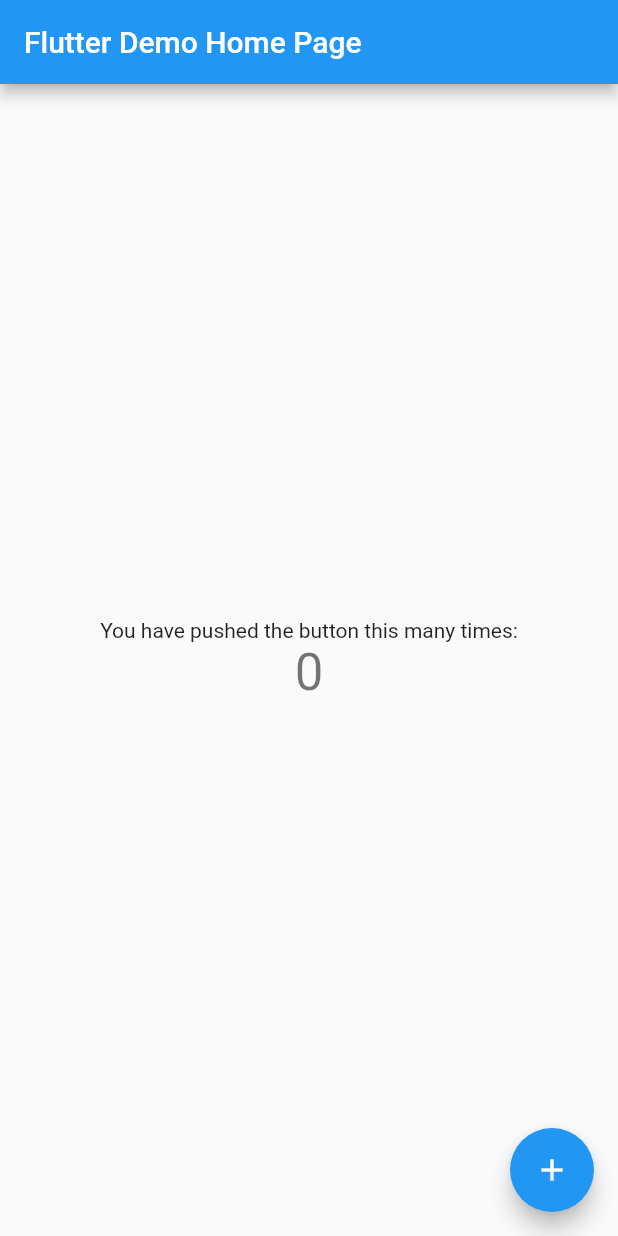
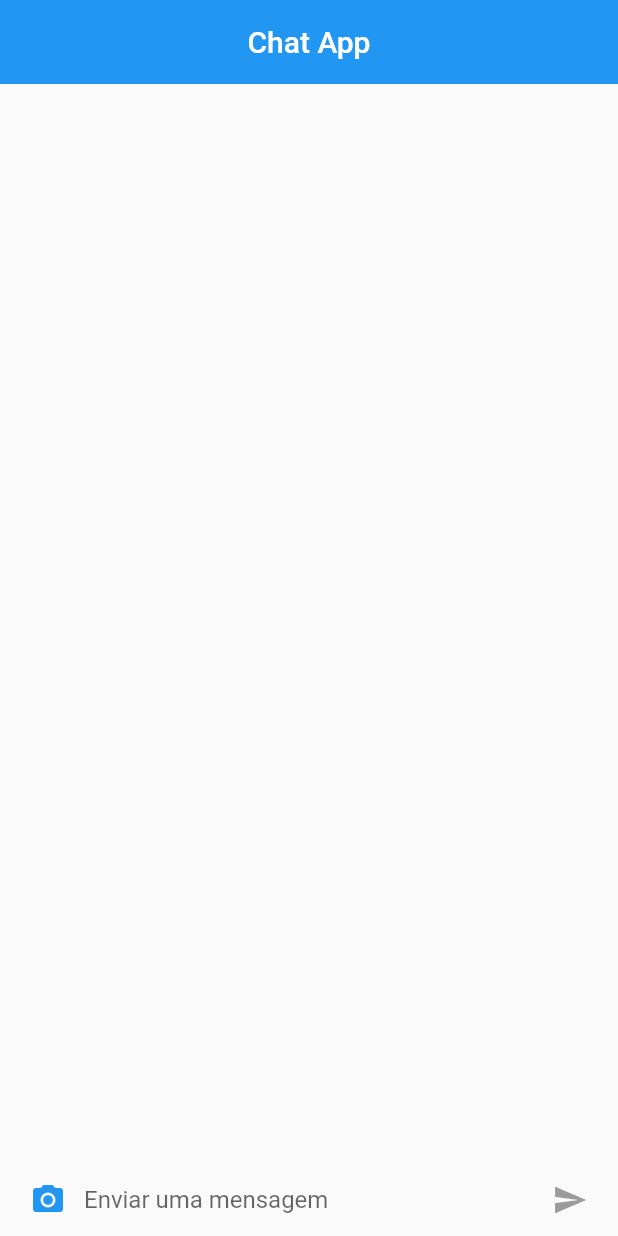
Before and after one commit to williancm812/Chat-Online-Firebase, a Flutter app: the screen it shows after launch, on a phone screen of 412 x 824 dp. Run offline on Flutter 3.47's test engine with Material 2 defaults, Android fonts, the phone set to English and light mode, and no system bars; our stand-ins replace cloud_firestore, firebase_auth, firebase_core, firebase_storage, google_sign_in, image_picker; accounts and stored records are empty.

Commit message:
Second commit

```diff
--- /dev/null
+++ b/lib/TextComposer.dart
@@ -0,0 +1,72 @@
+import 'dart:io';
+
+import 'package:flutter/cupertino.dart';
+import 'package:flutter/material.dart';
+import 'package:image_picker/image_picker.dart';
+
+class TextComposer extends StatefulWidget {
+  final Function({String text, PickedFile imgFile}) sendMessage;
+
+  const TextComposer({this.sendMessage});
+
+  @override
+  _TextComposerState createState() => _TextComposerState();
+}
+
+class _TextComposerState extends State<TextComposer> {
+  bool _isComposing = false;
+
+  final TextEditingController _controller = TextEditingController();
+
+  void _reset() {
+    _controller.clear();
+    setState(() {
+      _isComposing = false;
+    });
+  }
+
+  @override
+  Widget build(BuildContext context) {
+    return Container(
+      margin: const EdgeInsets.symmetric(horizontal: 8),
+      child: Row(
+        children: [
+          IconButton(
+            icon: Icon(Icons.photo_camera),
+            onPressed: () async {
+              final PickedFile imgFile = await ImagePicker().getImage(source: ImageSource.gallery);
+              if (imgFile == null) return;
+              widget.sendMessage(imgFile:imgFile);
+            },
+          ),
+          Expanded(
+            child: TextField(
+              controller: _controller,
+              decoration: InputDecoration.collapsed(
+                hintText: "Enviar uma mensagem",
+              ),
+              onChanged: (text) {
+                setState(() {
+                  _isComposing = text.isNotEmpty;
+                });
+              },
+              onSubmitted: (text) {
+                widget.sendMessage(text: text);
+                _reset();
+              },
+            ),
+          ),
+          IconButton(
+            icon: Icon(Icons.send),
+            onPressed: _isComposing
+                ? () {
+                    widget.sendMessage(text: _controller.text);
+                    _reset();
+                  }
+                : null,
+          ),
+        ],
+      ),
+    );
+  }
+}
--- /dev/null
+++ b/lib/chat_screen.dart
@@ -0,0 +1,159 @@
+import 'dart:io';
+
+import 'package:chat_online_firebase/TextComposer.dart';
+import 'package:chat_online_firebase/chat_message.dart';
+import 'package:cloud_firestore/cloud_firestore.dart';
+import 'package:firebase_auth/firebase_auth.dart';
+import 'package:firebase_storage/firebase_storage.dart';
+import 'package:flutter/material.dart';
+import 'package:google_sign_in/google_sign_in.dart';
+import 'package:image_picker/image_picker.dart';
+
+class ChatScreen extends StatefulWidget {
+  @override
+  _ChatScreenState createState() => _ChatScreenState();
+}
+
+class _ChatScreenState extends State<ChatScreen> {
+  final GoogleSignIn googleSignIn = GoogleSignIn();
+  final GlobalKey<ScaffoldState> _scaffoldKey = GlobalKey<ScaffoldState>();
+  User _currentUser;
+
+  bool _isLoading = false;
+
+  @override
+  void initState() {
+    super.initState();
+    FirebaseAuth.instance.onAuthStateChanged.listen((user) {
+      _currentUser = user;
+    });
+  }
+
+  Future<User> _getUser() async {
+    if (_currentUser != null) return _currentUser;
+    try {
+      final GoogleSignInAccount googleSignInAccount = await googleSignIn.signIn();
+      final GoogleSignInAuthentication googleSignInAuthentication = await googleSignInAccount.authentication;
+
+      final AuthCredential authCredential = GoogleAuthProvider.credential(
+        idToken: googleSignInAuthentication.idToken,
+        accessToken: googleSignInAuthentication.accessToken,
+      );
+
+      UserCredential userCredential = await FirebaseAuth.instance.signInWithCredential(authCredential);
+      setState(() {
+        _currentUser = userCredential.user;
+      });
+      return _currentUser;
+    } catch (error) {
+      return null;
+    }
+  }
+
+  void _sendMessage({String text, PickedFile imgFile}) async {
+    final User user = await _getUser();
+
+    if (user == null) {
+      _scaffoldKey.currentState.showSnackBar(
+        SnackBar(
+          content: Text("Não foi possível fazer o login. Tente novamente!"),
+          backgroundColor: Colors.red,
+        ),
+      );
+      return;
+    }
+
+    Map<String, dynamic> data = {
+      'uid': user.uid,
+      'senderName': user.displayName,
+      'senderPhotoUrl': user.photoURL,
+      'time': Timestamp.now(),
+    };
+
+    if (imgFile != null) {
+      UploadTask task = FirebaseStorage.instance
+          .ref()
+          .child(_currentUser.uid)
+          .child(DateTime.now().millisecondsSinceEpoch.toString())
+          .putFile(File(imgFile.path));
+
+      setState(() {
+        _isLoading = true;
+      });
+      TaskSnapshot taskSnapshot = await task.whenComplete(() => null);
+      String url = await taskSnapshot.ref.getDownloadURL();
+      data['imageUrl'] = url;
+
+      setState(() {
+        _isLoading = false;
+      });
+    } else {
+      data['imageUrl'] = null;
+    }
+
+    if (text != null) {
+      data['text'] = text;
+    }
+    FirebaseFirestore.instance.collection("messages").add(data);
+  }
+
+  @override
+  Widget build(BuildContext context) {
+    return Scaffold(
+      key: _scaffoldKey,
+      appBar: AppBar(
+        title: Text(
+          _currentUser != null ? "Olá ${_currentUser.displayName}" : "Chat App",
+        ),
+        centerTitle: true,
+        elevation: 0,
+        actions: [
+          _currentUser != null
+              ? IconButton(
+                  icon: Icon(Icons.exit_to_app),
+                  onPressed: () {
+                    FirebaseAuth.instance.signOut();
+                    googleSignIn.signOut();
+                    setState(() {});
+                    _scaffoldKey.currentState.showSnackBar(
+                      SnackBar(
+                        content: Text("Você saiu com sucesso!"),
+                      ),
+                    );
+                  },
+                )
+              : const SizedBox.shrink(),
+        ],
+      ),
+      body: Column(
+        children: [
+          Expanded(
+            child: StreamBuilder<QuerySnapshot>(
+              stream: FirebaseFirestore.instance.collection("messages").orderBy('time').snapshots(),
+              builder: (context, snapshot) {
+                switch (snapshot.connectionState) {
+                  case ConnectionState.none:
+                  case ConnectionState.waiting:
+                    return Center(child: CircularProgressIndicator());
+                  default:
+                    List<DocumentSnapshot> documents = snapshot.data.docs.reversed.toList();
+                    return ListView.builder(
+                        itemCount: documents.length,
+                        reverse: true,
+                        itemBuilder: (_, index) {
+                          return ChatMessage(
+                            documents[index].data(),
+                            _currentUser?.uid == documents[index].data()['uid'] ?? false,
+                          );
+                        });
+                }
+              },
+            ),
+          ),
+          _isLoading ? LinearProgressIndicator() : const SizedBox.shrink(),
+          TextComposer(sendMessage: _sendMessage),
+        ],
+      ),
+    );
+  }
+}
--- a/lib/main.dart
+++ b/lib/main.dart
@@ -1,117 +1,27 @@
+import 'package:chat_online_firebase/chat_screen.dart';
+import 'package:firebase_core/firebase_core.dart';
 import 'package:flutter/material.dart';
 
 void main() {
-  runApp(MyApp());
+  WidgetsFlutterBinding.ensureInitialized();
+  Firebase.initializeApp().then((value) {
+    runApp(MyApp());
+  });
 }
 
 class MyApp extends StatelessWidget {
-  // This widget is the root of your application.
   @override
   Widget build(BuildContext context) {
     return MaterialApp(
       title: 'Flutter Demo',
       theme: ThemeData(
-        // This is the theme of your application.
-        //
-        // Try running your application with "flutter run". You'll see the
-        // application has a blue toolbar. Then, without quitting the app, try
-        // changing the primarySwatch below to Colors.green and then invoke
-        // "hot reload" (press "r" in the console where you ran "flutter run",
-        // or simply save your changes to "hot reload" in a Flutter IDE).
-        // Notice that the counter didn't reset back to zero; the application
-        // is not restarted.
         primarySwatch: Colors.blue,
-        // This makes the visual density adapt to the platform that you run
-        // the app on. For desktop platforms, the controls will be smaller and
-        // closer together (more dense) than on mobile platforms.
         visualDensity: VisualDensity.adaptivePlatformDensity,
+        iconTheme: IconThemeData(
+          color: Colors.blue
+        )
       ),
-      home: MyHomePage(title: 'Flutter Demo Home Page'),
+      home: ChatScreen(),
     );
   }
 }
-
-class MyHomePage extends StatefulWidget {
-  MyHomePage({Key key, this.title}) : super(key: key);
-
-  // This widget is the home page of your application. It is stateful, meaning
-  // that it has a State object (defined below) that contains fields that affect
-  // how it looks.
-
-  // This class is the configuration for the state. It holds the values (in this
-  // case the title) provided by the parent (in this case the App widget) and
-  // used by the build method of the State. Fields in a Widget subclass are
-  // always marked "final".
-
-  final String title;
-
-  @override
-  _MyHomePageState createState() => _MyHomePageState();
-}
-
-class _MyHomePageState extends State<MyHomePage> {
-  int _counter = 0;
-
-  void _incrementCounter() {
-    setState(() {
-      // This call to setState tells the Flutter framework that something has
-      // changed in this State, which causes it to rerun the build method below
-      // so that the display can reflect the updated values. If we changed
-      // _counter without calling setState(), then the build method would not be
-      // called again, and so nothing would appear to happen.
-      _counter++;
-    });
-  }
-
-  @override
-  Widget build(BuildContext context) {
-    // This method is rerun every time setState is called, for instance as done
-    // by the _incrementCounter method above.
-    //
-    // The Flutter framework has been optimized to make rerunning build methods
-    // fast, so that you can just rebuild anything that needs updating rather
-    // than having to individually change instances of widgets.
-    return Scaffold(
-      appBar: AppBar(
-        // Here we take the value from the MyHomePage object that was created by
-        // the App.build method, and use it to set our appbar title.
-        title: Text(widget.title),
-      ),
-      body: Center(
-        // Center is a layout widget. It takes a single child and positions it
-        // in the middle of the parent.
-        child: Column(
-          // Column is also a layout widget. It takes a list of children and
-          // arranges them vertically. By default, it sizes itself to fit its
-          // children horizontally, and tries to be as tall as its parent.
-          //
-          // Invoke "debug painting" (press "p" in the console, choose the
-          // "Toggle Debug Paint" action from the Flutter Inspector in Android
-          // Studio, or the "Toggle Debug Paint" command in Visual Studio Code)
-          // to see the wireframe for each widget.
-          //
-          // Column has various properties to control how it sizes itself and
-          // how it positions its children. Here we use mainAxisAlignment to
-          // center the children vertically; the main axis here is the vertical
-          // axis because Columns are vertical (the cross axis would be
-          // horizontal).
-          mainAxisAlignment: MainAxisAlignment.center,
-          children: <Widget>[
-            Text(
-              'You have pushed the button this many times:',
-            ),
-            Text(
-              '$_counter',
-              style: Theme.of(context).textTheme.headline4,
-            ),
-          ],
-        ),
-      ),
-      floatingActionButton: FloatingActionButton(
-        onPressed: _incrementCounter,
-        tooltip: 'Increment',
-        child: Icon(Icons.add),
-      ), // This trailing comma makes auto-formatting nicer for build methods.
-    );
-  }
-}
```
Also changed, not shown: lib/chat_message.dart (added, +63 -0 lines), pubspec.yaml (+6 -54 lines), pubspec.lock, 4 other files.
